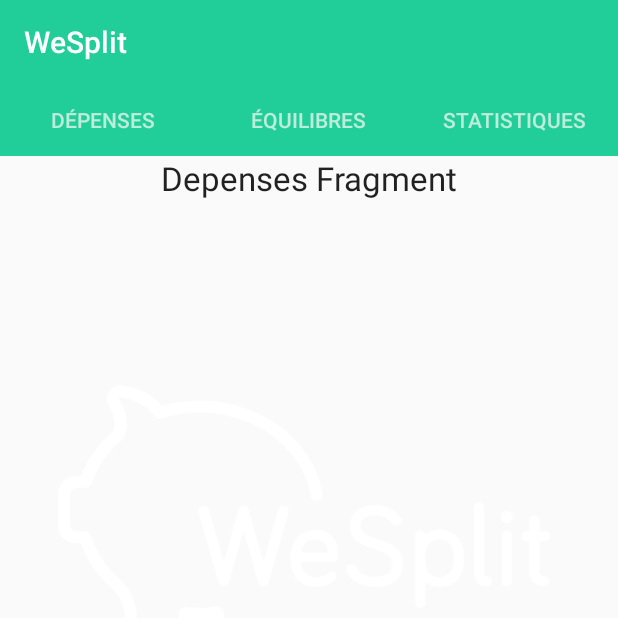
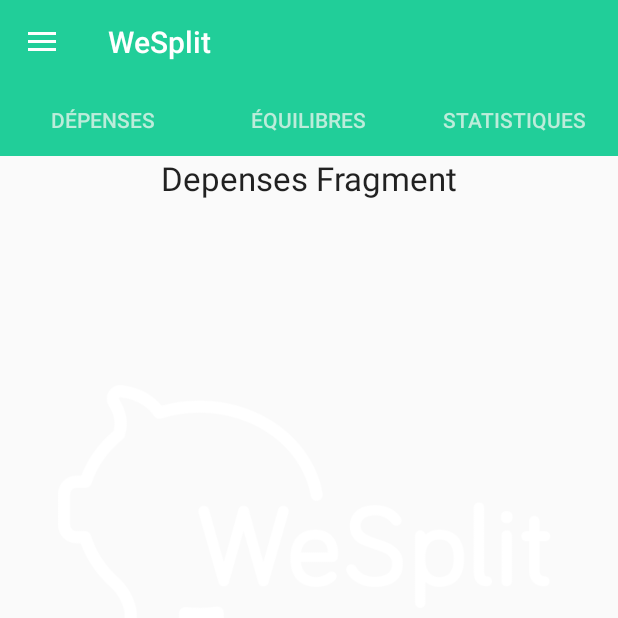
Before and after one commit to DavidDelem/we-split, an Android app: the screen it shows after launch once a user with an empty profile is signed in (MainActivity), on a phone screen of 412 x 824 dp, the top half of it. Run offline under Robolectric (Android 15) with nearby library versions, the phone set to English and light mode, and no system bars; our stand-ins replace Firebase (no records; nobody signed in at launch, a user with empty details on screens opened directly).

Commit message:
navigation drawer

```diff
--- a/app/src/main/java/com/uqac/wesplit/MainActivity.java
+++ b/app/src/main/java/com/uqac/wesplit/MainActivity.java
@@ -1,20 +1,23 @@
 package com.uqac.wesplit;
 
+import android.support.design.widget.NavigationView;
 import android.support.design.widget.TabLayout;
 import android.support.v4.app.Fragment;
 import android.support.v4.app.FragmentManager;
 import android.content.Intent;
 import android.support.annotation.NonNull;
 import android.support.v4.app.FragmentPagerAdapter;
+import android.support.v4.view.GravityCompat;
 import android.support.v4.view.ViewPager;
+import android.support.v4.widget.DrawerLayout;
+import android.support.v7.app.ActionBar;
 import android.support.v7.app.AppCompatActivity;
 import android.os.Bundle;
 import android.support.v7.widget.Toolbar;
+import android.view.MenuItem;
 import android.view.View;
 import android.widget.Button;
-import android.widget.EditText;
 import android.widget.ProgressBar;
-import android.widget.TextView;
 
 import com.google.firebase.auth.FirebaseAuth;
 import com.google.firebase.auth.FirebaseUser;
@@ -32,25 +35,44 @@ public class MainActivity extends AppCompatActivity {
     private Toolbar toolbar;
     private TabLayout tabLayout;
     private ViewPager viewPager;
+    private DrawerLayout mDrawerLayout;
 
     @Override
     protected void onCreate(Bundle savedInstanceState) {
         super.onCreate(savedInstanceState);
         setContentView(R.layout.activity_main);
 
+        mDrawerLayout = findViewById(R.id.drawer_layout);
+
+        NavigationView navigationView = findViewById(R.id.nav_view);
+        navigationView.setNavigationItemSelectedListener(
+                new NavigationView.OnNavigationItemSelectedListener() {
+                    @Override
+                    public boolean onNavigationItemSelected(MenuItem menuItem) {
+                        // set item as selected to persist highlight
+                        menuItem.setChecked(true);
+                        // close drawer when item is tapped
+                        mDrawerLayout.closeDrawers();
+
+                        // Add code here to update the UI based on the item selected
+                        // For example, swap UI fragments here
+
+                        return true;
+                    }
+                });
+
         toolbar = (Toolbar) findViewById(R.id.mytoolbar);
         toolbar.setTitle(getString(R.string.app_name));
         setSupportActionBar(toolbar);
+        ActionBar actionbar = getSupportActionBar();
+        actionbar.setDisplayHomeAsUpEnabled(true);
+        actionbar.setHomeAsUpIndicator(R.mipmap.ic_menu_white_24dp);
 
         viewPager = (ViewPager) findViewById(R.id.viewpager);
         setViewPager(viewPager);
 
         tabLayout = (TabLayout) findViewById(R.id.mytabs);
         tabLayout.setupWithViewPager(viewPager);
-
-//        Toolbar toolbar = (Toolbar) findViewById(R.id.toolbar);
-//        toolbar.setTitle(getString(R.string.app_name));
-//        setSupportActionBar(toolbar);
 
         //get firebase auth instance
         auth = FirebaseAuth.getInstance();
@@ -98,6 +120,16 @@ public class MainActivity extends AppCompatActivity {
 //        });
     }
 
+    @Override
+    public boolean onOptionsItemSelected(MenuItem item) {
+        switch (item.getItemId()) {
+            case android.R.id.home:
+                mDrawerLayout.openDrawer(GravityCompat.START);
+                return true;
+        }
+        return super.onOptionsItemSelected(item);
+    }
+
     private void setViewPager(ViewPager viewPager) {
         ViewPagerAdapter adapter = new ViewPagerAdapter(getSupportFragmentManager());
         adapter.addFragment(new DepensesFragment(), "Dépenses");
--- a/app/src/main/res/layout/activity_main.xml
+++ b/app/src/main/res/layout/activity_main.xml
@@ -1,4 +1,17 @@
 <?xml version="1.0" encoding="utf-8"?>
+<android.support.v4.widget.DrawerLayout xmlns:android="http://schemas.android.com/apk/res/android"
+    xmlns:app="http://schemas.android.com/apk/res-auto"
+    android:id="@+id/drawer_layout"
+    android:layout_width="match_parent"
+    android:layout_height="match_parent"
+    android:fitsSystemWindows="true">
+
+
+    <FrameLayout
+        android:id="@+id/content_frame"
+        android:layout_width="match_parent"
+        android:layout_height="match_parent">
+
         <android.support.design.widget.CoordinatorLayout
             xmlns:android="http://schemas.android.com/apk/res/android"
             xmlns:app="http://schemas.android.com/apk/res-auto"
@@ -34,31 +47,16 @@
         android:layout_width="match_parent"
         android:layout_height="match_parent"
         app:layout_behavior="@string/appbar_scrolling_view_behavior" />
-    <!--<TextView-->
-        <!--android:id="@+id/text"-->
-        <!--android:layout_width="wrap_content"-->
-        <!--android:layout_height="wrap_content"-->
-        <!--android:text="Hello World!"-->
-        <!--app:layout_constraintBottom_toBottomOf="parent"-->
-        <!--app:layout_constraintLeft_toLeftOf="parent"-->
-        <!--app:layout_constraintRight_toRightOf="parent"-->
-        <!--app:layout_constraintTop_toTopOf="parent" />-->
+        </android.support.design.widget.CoordinatorLayout>
+    </FrameLayout>
 
-    <!--<Button-->
-        <!--android:id="@+id/sign_out"-->
-        <!--style="?android:textAppearanceSmall"-->
-        <!--android:layout_width="209dp"-->
-        <!--android:layout_height="wrap_content"-->
-        <!--android:layout_marginTop="16dp"-->
-        <!--android:background="@color/colorPrimary"-->
-        <!--android:text="@string/btn_sign_out"-->
-        <!--android:textColor="@android:color/white"-->
-        <!--android:textStyle="bold"-->
-        <!--app:layout_constraintBottom_toBottomOf="parent"-->
-        <!--app:layout_constraintHorizontal_bias="0.502"-->
-        <!--app:layout_constraintLeft_toLeftOf="parent"-->
-        <!--app:layout_constraintRight_toRightOf="parent"-->
-        <!--app:layout_constraintTop_toTopOf="parent"-->
-        <!--app:layout_constraintVertical_bias="0.646" />-->
+    <android.support.design.widget.NavigationView
+        android:id="@+id/nav_view"
+        android:layout_width="wrap_content"
+        android:layout_height="match_parent"
+        android:layout_gravity="start"
+        android:fitsSystemWindows="true"
+        app:menu="@menu/drawer_view"
+        app:headerLayout="@layout/nav_header" />
 
-</android.support.design.widget.CoordinatorLayout>
+</android.support.v4.widget.DrawerLayout>
--- /dev/null
+++ b/app/src/main/res/menu/drawer_view.xml
@@ -0,0 +1,21 @@
+<?xml version="1.0" encoding="utf-8"?>
+<menu xmlns:android="http://schemas.android.com/apk/res/android" >
+    <group android:checkableBehavior="single">
+        <item
+            android:id="@+id/nav_camera"
+            android:icon="@android:drawable/btn_plus"
+            android:title="Blabla" />
+        <item
+            android:id="@+id/nav_gallery"
+            android:icon="@android:drawable/btn_plus"
+            android:title="Blabla" />
+        <item
+            android:id="@+id/nav_slideshow"
+            android:icon="@android:drawable/btn_plus"
+            android:title="Blabla" />
+        <item
+            android:id="@+id/nav_manage"
+            android:icon="@android:drawable/btn_plus"
+            android:title="Blabla" />
+    </group>
+</menu>
```
Also changed, not shown: app/src/main/res/layout/nav_header.xml (added, +17 -0 lines), app/src/main/res/mipmap-hdpi/ic_menu_white_24dp.png (added), app/src/main/res/mipmap-mdpi/ic_menu_white_24dp.png (added), app/src/main/res/mipmap-xhdpi/ic_menu_white_24dp.png (added), app/src/main/res/mipmap-xxhdpi/ic_menu_white_24dp.png (added), app/src/main/res/mipmap-xxxhdpi/ic_menu_white_24dp.png (added). Lines whose indentation alone changed are shown as unchanged.
